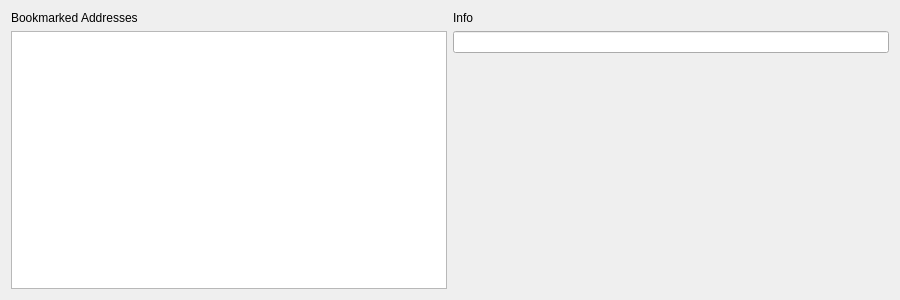
Old version of the form GUI/bookmarkwidget.ui in the repository korcankaraokcu/PINCE.
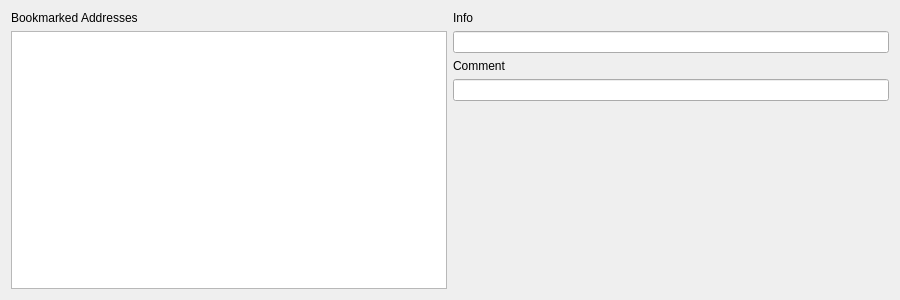
New version of the form.

Commit message: Added comments to bookmark feature

```diff
--- a/GUI/bookmarkwidget.ui
+++ b/GUI/bookmarkwidget.ui
@@ -40,7 +40,21 @@
         </widget>
        </item>
        <item>
-        <widget class="QLineEdit" name="lineEdit">
+        <widget class="QLineEdit" name="lineEdit_Info">
+         <property name="readOnly">
+          <bool>true</bool>
+         </property>
+        </widget>
+       </item>
+       <item>
+        <widget class="QLabel" name="label_3">
+         <property name="text">
+          <string>Comment</string>
+         </property>
+        </widget>
+       </item>
+       <item>
+        <widget class="QLineEdit" name="lineEdit_Comment">
          <property name="readOnly">
           <bool>true</bool>
          </property>
```
The commit also changes 2 other files.
